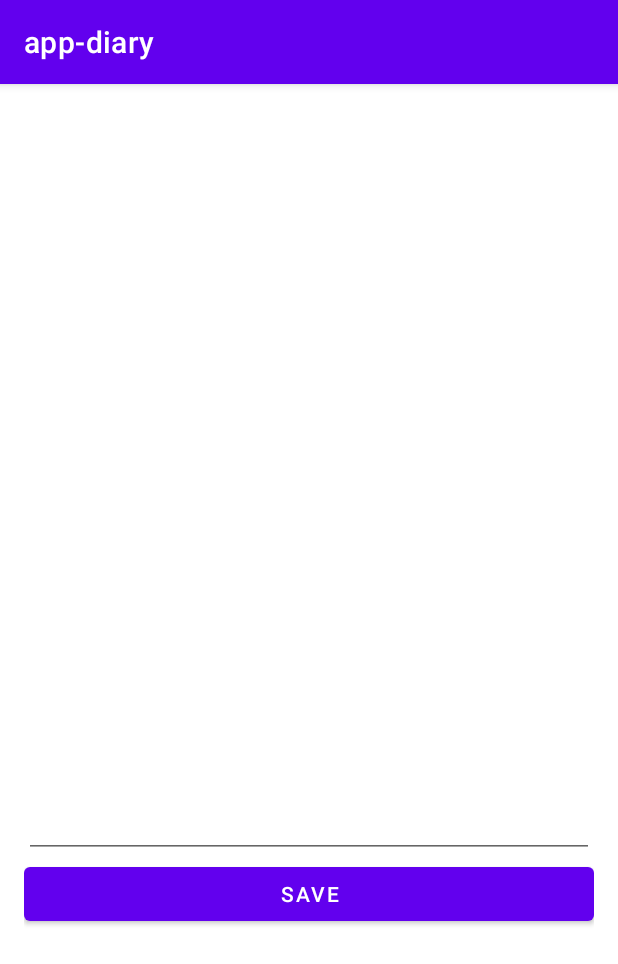
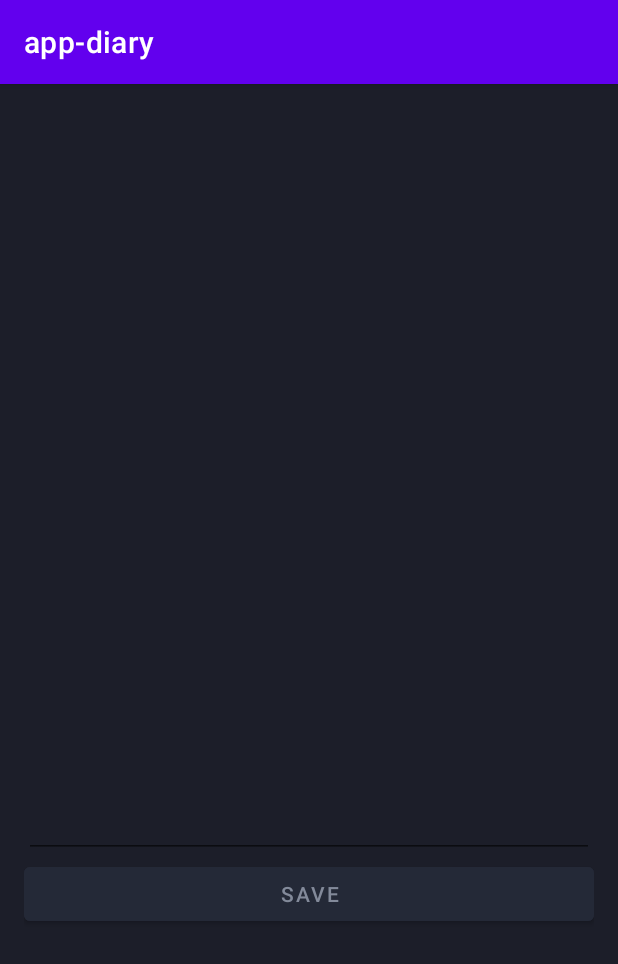
Before and after one commit to weixuefeng/app-dairy, an Android app: the screen it shows after launch (HomeActivity), after a tap on "save", on a phone screen of 412 x 824 dp. Shown: the top 964 px of the screen. Run offline under Robolectric (Android 15) with nearby library versions, the phone set to English and light mode, and no system bars; our stand-ins replace Dagger/Hilt's generated code, Room's generated code; libraries missing offline, so code that uses them is left out: androidx.hilt, androidx.hilt.lifecycle, com.chad.library; 3 statements that could not run were skipped.

Commit message:
feat: update page

```diff
--- a/app/src/main/java/com/explorer/diary/ui/adapter/RecordAdapter.kt
+++ b/app/src/main/java/com/explorer/diary/ui/adapter/RecordAdapter.kt
@@ -4,6 +4,7 @@ import com.chad.library.adapter.base.BaseQuickAdapter
 import com.chad.library.adapter.base.viewholder.BaseViewHolder
 import com.explorer.diary.R
 import com.explorer.diary.data.Record
+import com.explorer.diary.util.DateUtils
 
 /**
  * @author weixuefeng@lubangame.com
@@ -16,7 +17,7 @@ class RecordAdapter: BaseQuickAdapter<Record, BaseViewHolder>(
     layoutResId = R.layout.item_record
 ) {
     override fun convert(holder: BaseViewHolder, item: Record) {
-        holder.setText(R.id.titleTextView, item.timeStamp.toString())
+        holder.setText(R.id.titleTextView, DateUtils.formatDate(item.timeStamp))
             .setText(R.id.contentTextView, item.content)
     }
 }
--- a/app/src/main/res/layout/fragment_edit_dairy.xml
+++ b/app/src/main/res/layout/fragment_edit_dairy.xml
@@ -3,6 +3,7 @@
     android:layout_width="match_parent"
     android:layout_height="match_parent"
     android:padding="16dp"
+    android:background="@color/home_bg"
     xmlns:app="http://schemas.android.com/apk/res-auto">
     <ScrollView
         app:layout_constraintTop_toTopOf="parent"
@@ -17,13 +18,17 @@
                 android:layout_width="match_parent"
                 android:gravity="top"
                 android:padding="@dimen/big_padding"
-                android:layout_height="500dp"/>
+                android:textColor="@color/home_text"
+                android:layout_height="500dp"
+                />
             <com.google.android.material.button.MaterialButton
                 android:id="@+id/saveButton"
                 android:layout_width="match_parent"
                 android:layout_height="wrap_content"
                 app:layout_constraintTop_toBottomOf="@id/editText"
                 android:text="@string/save"
+                android:textColor="@color/home_text"
+                android:backgroundTint="@color/home_item_bg"
                 />
         </androidx.constraintlayout.widget.ConstraintLayout>
     </ScrollView>
--- a/app/src/main/res/layout/fragment_home.xml
+++ b/app/src/main/res/layout/fragment_home.xml
@@ -3,6 +3,7 @@
     android:layout_width="match_parent"
     android:layout_height="match_parent"
     android:padding="16dp"
+    android:background="@color/home_bg"
     xmlns:app="http://schemas.android.com/apk/res-auto">
     <androidx.recyclerview.widget.RecyclerView
         android:id="@+id/recyclerView"
--- a/app/src/main/res/values/colors.xml
+++ b/app/src/main/res/values/colors.xml
@@ -7,4 +7,9 @@
     <color name="teal_700">#FF018786</color>
     <color name="black">#FF000000</color>
     <color name="white">#FFFFFFFF</color>
+
+
+    <color name="home_text">#FF838A9A</color>
+    <color name="home_item_bg">#FF242937</color>
+    <color name="home_bg">#FF1C1E29</color>
 </resources>
--- a/app/src/main/res/values/dimens.xml
+++ b/app/src/main/res/values/dimens.xml
@@ -3,5 +3,6 @@
     <dimen name="big_padding">16dp</dimen>
     <dimen name="big_margin">16dp</dimen>
     <dimen name="normal_padding">8dp</dimen>
-    <dimen name="item_record_height">64dp</dimen>
+    <dimen name="small">4dp</dimen>
+    <dimen name="item_record_height">84dp</dimen>
 </resources>
```
Also changed, not shown: app/src/main/java/com/explorer/diary/util/DateUtils.kt (added, +20 -0 lines), app/src/main/res/layout/item_record.xml (+15 -3 lines).
